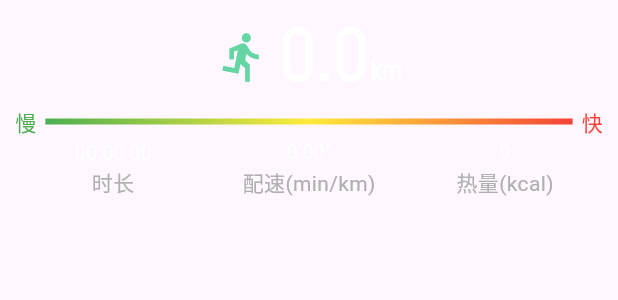
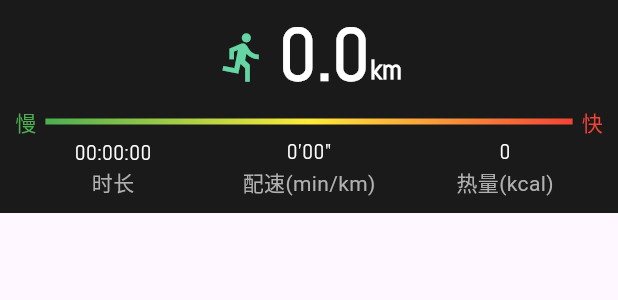
Before and after one commit to ayqy/running, a Flutter app: the Dashboard widget shown alone on an empty page, opened directly, on a phone screen of 412 x 824 dp. Shown: the top 300 px of the screen. Run offline on Flutter 3.47's test engine with Material 3 defaults, Android fonts, the phone set to English and light mode, and no system bars; our stand-ins replace audio_service, circular_profile_avatar, connectivity_plus, date_format, device_info_plus, dio and 11 more; missing offline and left inert: amap_flutter_base, amap_flutter_location, amap_flutter_map, flutter_mute, fluwx, volume_controller and 1 more; accounts and stored records are empty.

Commit message:
fix: dashboard switch theme

```diff
--- a/lib/dashboard.dart
+++ b/lib/dashboard.dart
@@ -309,8 +309,11 @@
   Widget build(BuildContext context) {
     return Consumer<RunningModel>(
       builder: (context, RunningModel model, child) {
+        return Consumer<ThemeColors>(
+          builder: (context, themeColors, child) {
             return Container(
               padding: const EdgeInsets.fromLTRB(10, 2, 10, 10),
+              color: ThemeColors.backgroundColor,
               child: Stack(
                 children: [
                   Column(
@@ -347,4 +350,6 @@
           }
         );
       }
+    );
   }
+}
```
Lines whose indentation alone changed are shown as unchanged.
